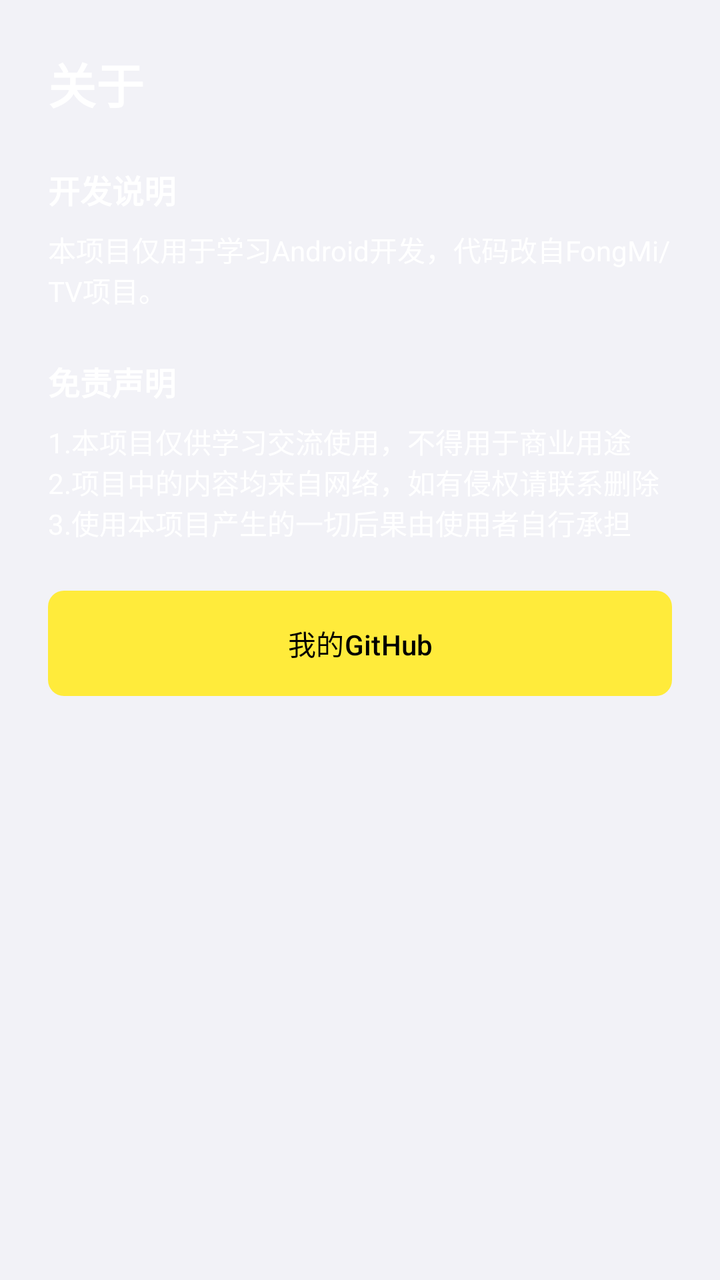
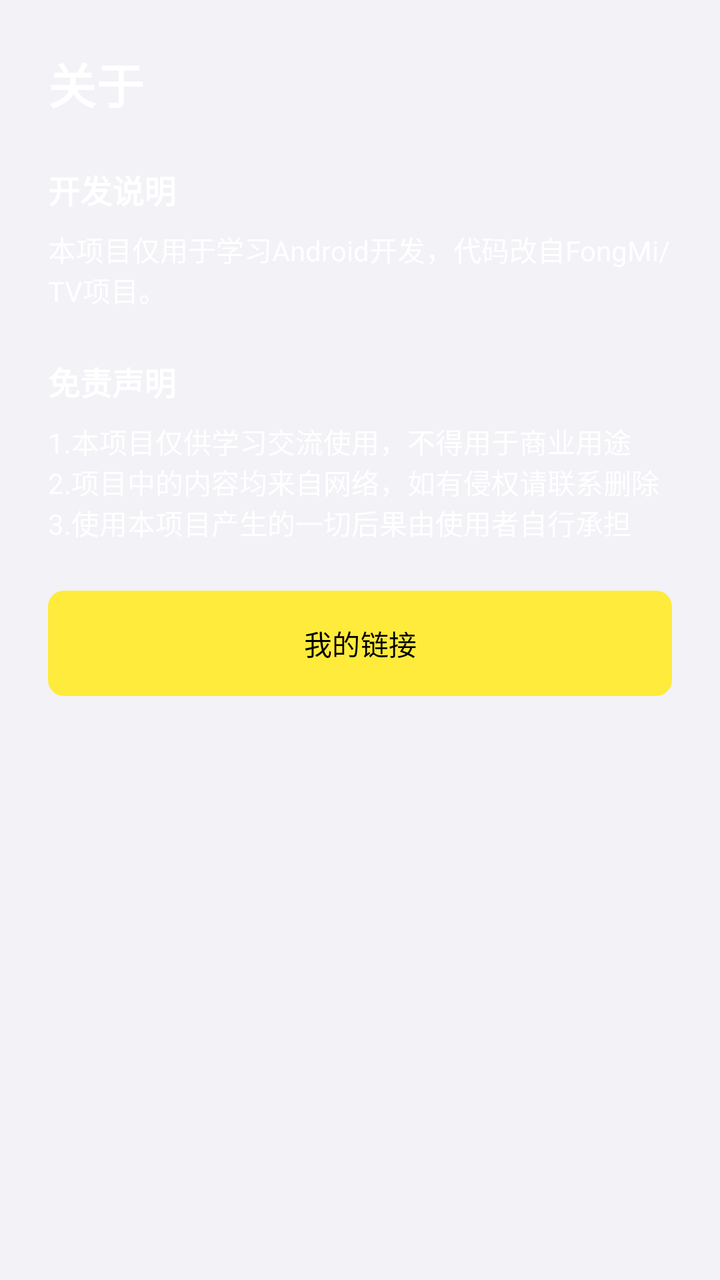

Compare the two renders of this Android layout. The source of the first and the diff that turns it into the second are given below.
<!-- AndroidManifest.xml: another module's application theme AppTheme -->
<!-- res/layout/dialog_about.xml -->
<?xml version="1.0" encoding="utf-8"?>
<LinearLayout xmlns:android="http://schemas.android.com/apk/res/android"
    android:layout_width="match_parent"
    android:layout_height="wrap_content"
    android:orientation="vertical"
    android:padding="24dp">

    <TextView
        android:layout_width="match_parent"
        android:layout_height="wrap_content"
        android:text="关于"
        android:textColor="@color/white"
        android:textSize="24sp"
        android:textStyle="bold" />

    <TextView
        android:layout_width="match_parent"
        android:layout_height="wrap_content"
        android:layout_marginTop="24dp"
        android:text="开发说明"
        android:textColor="@color/white"
        android:textSize="16sp"
        android:textStyle="bold" />

    <TextView
        android:layout_width="match_parent"
        android:layout_height="wrap_content"
        android:text="本项目仅用于学习Android开发，代码改自FongMi/TV项目。"
        android:textColor="@color/white"
        android:textSize="14sp"
        android:layout_marginTop="8dp" />

    <TextView
        android:layout_width="match_parent"
        android:layout_height="wrap_content"
        android:layout_marginTop="24dp"
        android:text="免责声明"
        android:textColor="@color/white"
        android:textSize="16sp"
        android:textStyle="bold" />

    <TextView
        android:layout_width="match_parent"
        android:layout_height="wrap_content"
        android:text="1.本项目仅供学习交流使用，不得用于商业用途\n2.项目中的内容均来自网络，如有侵权请联系删除\n3.使用本项目产生的一切后果由使用者自行承担"
        android:textColor="@color/white"
        android:textSize="14sp"
        android:layout_marginTop="8dp" />

    <Button
        android:id="@+id/github"
        android:layout_width="match_parent"
        android:layout_height="wrap_content"
        android:layout_marginTop="24dp"
        android:background="@drawable/shape_about_button"
        android:text="我的GitHub"
        android:textColor="@color/black"
        android:textSize="14sp"
        android:padding="12dp"/>

</LinearLayout>
<!-- resources referenced by this layout -->
<resources>
  <color name="black">#000000</color>
  <color name="white">#FFFFFF</color>
  <style name="AppTheme" parent="BaseTheme">
          <item name="android:windowTranslucentStatus">true</item>
      </style>
  <color name="primary">#FFEB3B</color>
  <color name="primaryDark">#FDD835</color>
  <color name="accent">#FFEB3B</color>
  <color name="surface_primary">#FFFFFFFF</color>
  <color name="surface_secondary">#FFE5E5EA</color>
  <color name="text_primary">#FF1C1C1E</color>
  <color name="text_secondary">#FF6C6C70</color>
  <color name="separator">#263C3C43</color>
  <color name="screen_background">#FFF2F2F7</color>
  <color name="transparent">#00000000</color>
  <style name="BottomSheetDialog" parent="Theme.Material3.DayNight.BottomSheetDialog">
          <item name="colorPrimary">@color/primary</item>
          <item name="colorPrimaryDark">@color/primaryDark</item>
          <item name="colorAccent">@color/accent</item>
          <item name="android:backgroundDimEnabled">false</item>
          <item name="android:windowIsFloating">false</item>
          <item name="bottomSheetStyle">@style/ModalBottomSheetDialog</item>
      </style>
  <style name="BottomNavigation" parent="Widget.Material3.BottomNavigationView">
          <item name="itemPaddingTop">4dp</item>
          <item name="itemPaddingBottom">4dp</item>
          <item name="itemTextAppearanceActive">@style/BottomNavigationView.TextAppearance</item>
          <item name="itemTextAppearanceInactive">@style/BottomNavigationView.TextAppearance</item>
          <item name="itemRippleColor">@android:color/transparent</item>
          <item name="android:background">@null</item>
      </style>
  <style name="Widget.App.TextInputLayout" parent="Widget.Material3.TextInputLayout.OutlinedBox">
          <item name="shapeAppearanceOverlay">@style/ShapeAppearance.App.TextInputLayout</item>
      </style>
  <style name="MaterialAlertDialog" parent="ThemeOverlay.Material3.MaterialAlertDialog">
          <item name="colorSurface">@color/surface_primary</item>
          <item name="colorOnSurface">@color/text_primary</item>
          <item name="android:textColorPrimary">@color/text_primary</item>
          <item name="android:textColorSecondary">@color/text_secondary</item>
          <item name="buttonBarPositiveButtonStyle">@style/AlertDialogButton</item>
          <item name="buttonBarNegativeButtonStyle">@style/AlertDialogButton</item>
      </style>
  <style name="ModalBottomSheetDialog" parent="Widget.Material3.BottomSheet.Modal">
          <item name="shapeAppearance">@style/ShapeAppearance.App.LargeComponent</item>
          <item name="android:paddingTop">24dp</item>
          <item name="android:paddingBottom">24dp</item>
      </style>
  <style name="BottomNavigationView.TextAppearance" parent="TextAppearance.AppCompat">
          <item name="android:textSize">12sp</item>
          <item name="android:textStyle">normal</item>
      </style>
  <style name="ShapeAppearance.App.TextInputLayout" parent="ShapeAppearance.Material3.SmallComponent">
          <item name="cornerFamily">rounded</item>
          <item name="cornerSize">14dp</item>
      </style>
  <style name="AlertDialogButton" parent="Widget.Material3.Button.TextButton.Dialog">
          <item name="android:textColor">?attr/colorPrimary</item>
      </style>
  <style name="ShapeAppearance.App.LargeComponent" parent="ShapeAppearance.Material3.LargeComponent">
          <item name="cornerSize">16dp</item>
      </style>
  <!-- unchanged entries left out for length: 2 -->
</resources>

<!-- the commit's change to res/layout/dialog_about.xml (unified diff, before → after) -->
@@ -53,7 +53,7 @@
         android:layout_height="wrap_content"
         android:layout_marginTop="24dp"
         android:background="@drawable/shape_about_button"
-        android:text="我的GitHub"
+        android:text="我的链接"
         android:textColor="@color/black"
         android:textSize="14sp"
         android:padding="12dp"/>
